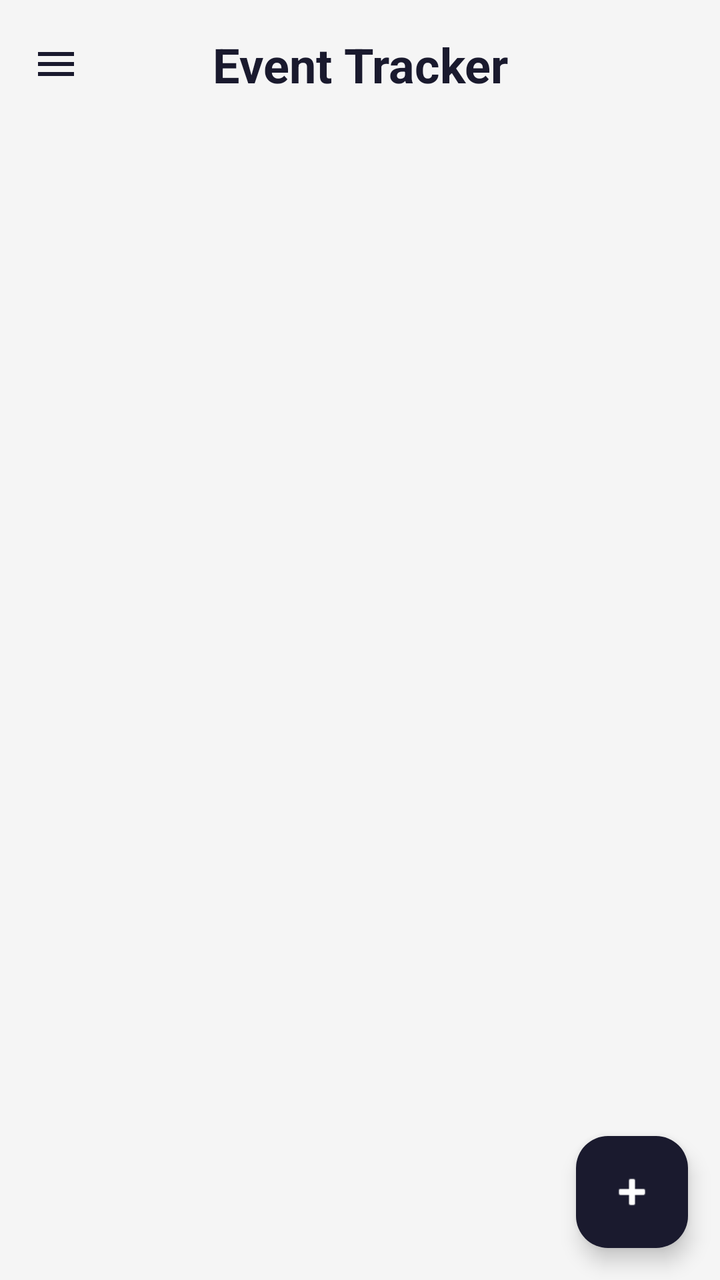
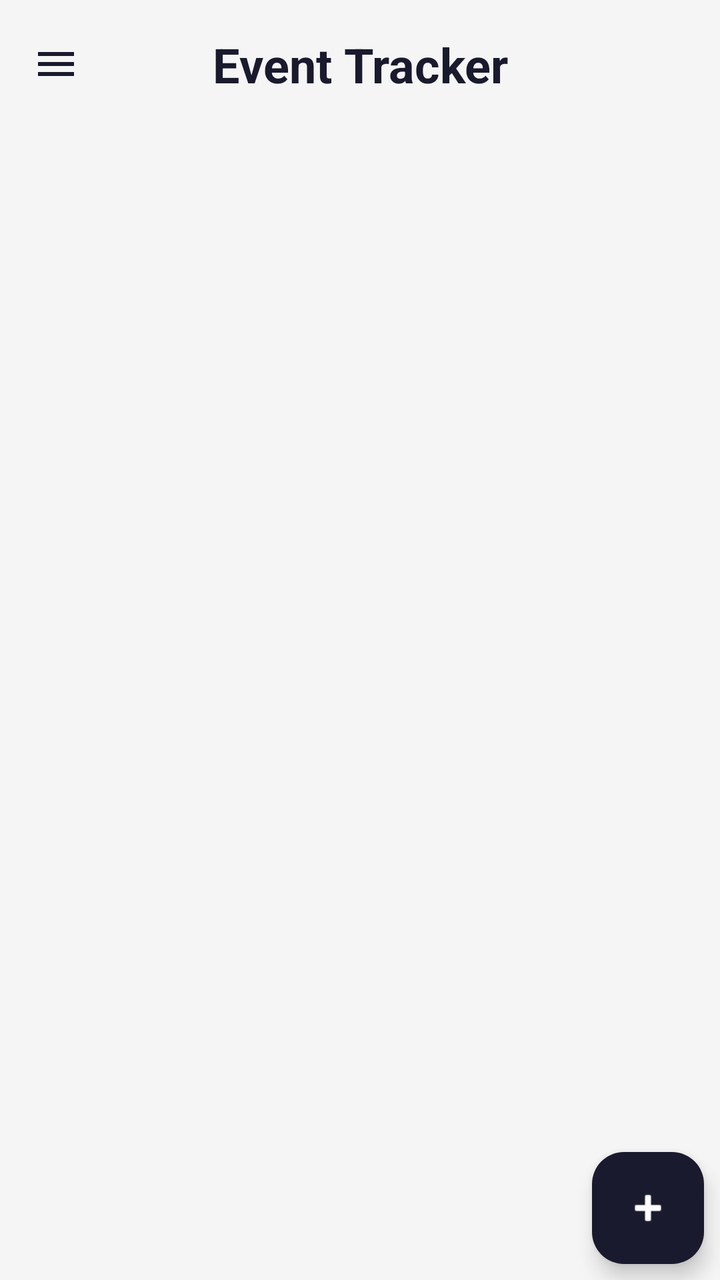

Two renders of the same Android screen: before a commit and after it. Below are the layout's source before the change and the commit's diff.
<!-- AndroidManifest.xml: application theme Theme.MyApplication -->
<!-- res/layout/activity_display.xml -->
<?xml version="1.0" encoding="utf-8"?>
<androidx.drawerlayout.widget.DrawerLayout
    xmlns:android="http://schemas.android.com/apk/res/android"
    xmlns:app="http://schemas.android.com/apk/res-auto"
    android:id="@+id/drawerLayout"
    android:layout_width="match_parent"
    android:layout_height="match_parent"
    android:fitsSystemWindows="true">

    
    <androidx.coordinatorlayout.widget.CoordinatorLayout
        android:layout_width="match_parent"
        android:layout_height="match_parent"
        android:background="?attr/colorPrimary">

        <LinearLayout
            android:layout_width="match_parent"
            android:layout_height="match_parent"
            android:orientation="vertical">

            
            <LinearLayout
                android:layout_width="match_parent"
                android:layout_height="wrap_content"
                android:orientation="horizontal"
                android:gravity="center_vertical"
                android:padding="16dp">

                <ImageButton
                    android:id="@+id/buttonMenu"
                    android:layout_width="wrap_content"
                    android:layout_height="wrap_content"
                    android:src="@drawable/ic_hamburger"
                    android:background="?attr/selectableItemBackgroundBorderless"
                    android:contentDescription="@string/menu"
                    app:tint="?android:attr/textColorPrimary"/>

                <TextView
                    android:layout_width="0dp"
                    android:layout_height="wrap_content"
                    android:layout_weight="1"
                    android:text="@string/app_name"
                    android:textSize="24sp"
                    android:textStyle="bold"
                    android:textColor="?android:attr/textColorPrimary"
                    android:gravity="center"/>

                
                <View
                    android:layout_width="24dp"
                    android:layout_height="24dp"/>

            </LinearLayout>

            
            <androidx.recyclerview.widget.RecyclerView
                android:id="@+id/recyclerViewEvents"
                android:layout_width="match_parent"
                android:layout_height="match_parent"
                android:padding="8dp"
                android:clipToPadding="false"
                android:nestedScrollingEnabled="true"/>

            
            <LinearLayout
                android:id="@+id/layoutEmptyState"
                android:layout_width="match_parent"
                android:layout_height="match_parent"
                android:orientation="vertical"
                android:gravity="center"
                android:visibility="gone">

                <TextView
                    android:layout_width="wrap_content"
                    android:layout_height="wrap_content"
                    android:text="@string/no_events"
                    android:textSize="20sp"
                    android:textStyle="bold"
                    android:textColor="?android:attr/textColorPrimary"
                    android:layout_marginBottom="8dp"/>

                <TextView
                    android:layout_width="wrap_content"
                    android:layout_height="wrap_content"
                    android:text="@string/add_hint"
                    android:textSize="14sp"
                    android:textColor="?android:attr/textColorSecondary"
                    android:gravity="center"/>

            </LinearLayout>

        </LinearLayout>

        
        <com.google.android.material.floatingactionbutton.FloatingActionButton
            android:id="@+id/fabAddEvent"
            android:layout_width="wrap_content"
            android:layout_height="wrap_content"
            android:layout_gravity="bottom|end"
            android:layout_margin="16dp"
            android:contentDescription="@string/add_event"
            app:srcCompat="@android:drawable/ic_input_add"
            app:backgroundTint="?attr/colorSecondary"
            app:tint="?attr/colorOnSecondary"/>

    </androidx.coordinatorlayout.widget.CoordinatorLayout>

    
    <com.google.android.material.navigation.NavigationView
        android:id="@+id/navigationView"
        android:layout_width="wrap_content"
        android:layout_height="match_parent"
        android:layout_gravity="start"
        android:fitsSystemWindows="true"
        android:background="?attr/colorSurface"
        app:itemTextColor="?attr/colorOnSurface"
        app:itemIconTint="?attr/colorOnSurface"
        app:menu="@menu/menu_main"/>

</androidx.drawerlayout.widget.DrawerLayout>
<!-- resources referenced by this layout -->
<resources>
  <!-- drawable ic_hamburger (drawable) -->
  <?xml version="1.0" encoding="utf-8"?>
  <vector xmlns:android="http://schemas.android.com/apk/res/android"
      android:width="24dp"
      android:height="24dp"
      android:viewportWidth="24"
      android:viewportHeight="24">
      <path
          android:fillColor="?android:attr/textColorPrimary"
          android:pathData="M3,18h18v-2L3,16v2zM3,13h18v-2L3,11v2zM3,6v2h18L21,6L3,6z"/>
  </vector>
  <string name="add_event">Add Event</string>
  <string name="add_hint">Add one by clicking the + on the bottom right</string>
  <string name="app_name">Event Tracker</string>
  <string name="menu">Menu</string>
  <string name="no_events">You have no events!</string>
  <style name="Theme.MyApplication" parent="Theme.Material3.DayNight.NoActionBar">
          <item name="colorPrimary">@color/light_background</item>
          <item name="colorPrimaryVariant">@color/light_surface</item>
          <item name="colorOnPrimary">@color/navy</item>
          <item name="colorSecondary">@color/navy</item>
          <item name="colorOnSecondary">@color/white</item>
          <item name="colorError">@color/error_red</item>
          <item name="android:textColorPrimary">@color/text_color_primary</item>
          <item name="android:textColorSecondary">#666666</item>
          <item name="android:textColorHint">#444444</item>
          <item name="android:windowLightStatusBar">true</item>
          <item name="colorAccent">@color/navy</item>
          <item name="colorSurface">@color/light_background</item>
          <item name="colorOnSurface">@color/navy</item>
      </style>
  <color name="light_background">#F5F5F5</color>
  <color name="light_surface">#FFFFFF</color>
  <color name="navy">#1A1A2E</color>
  <color name="white">#FFFFFFFF</color>
  <color name="error_red">#D32F2F</color>
</resources>

<!-- the commit's change to res/layout/activity_display.xml (unified diff, before → after) -->
@@ -57,7 +57,10 @@
                 android:id="@+id/recyclerViewEvents"
                 android:layout_width="match_parent"
                 android:layout_height="match_parent"
-                android:padding="8dp"
+                android:paddingStart="8dp"
+                android:paddingEnd="8dp"
+                android:paddingTop="8dp"
+                android:paddingBottom="60dp"
                 android:clipToPadding="false"
                 android:nestedScrollingEnabled="true"/>
 
@@ -97,7 +100,7 @@
             android:layout_width="wrap_content"
             android:layout_height="wrap_content"
             android:layout_gravity="bottom|end"
-            android:layout_margin="16dp"
+            android:layout_margin="8dp"
             android:contentDescription="@string/add_event"
             app:srcCompat="@android:drawable/ic_input_add"
             app:backgroundTint="?attr/colorSecondary"
